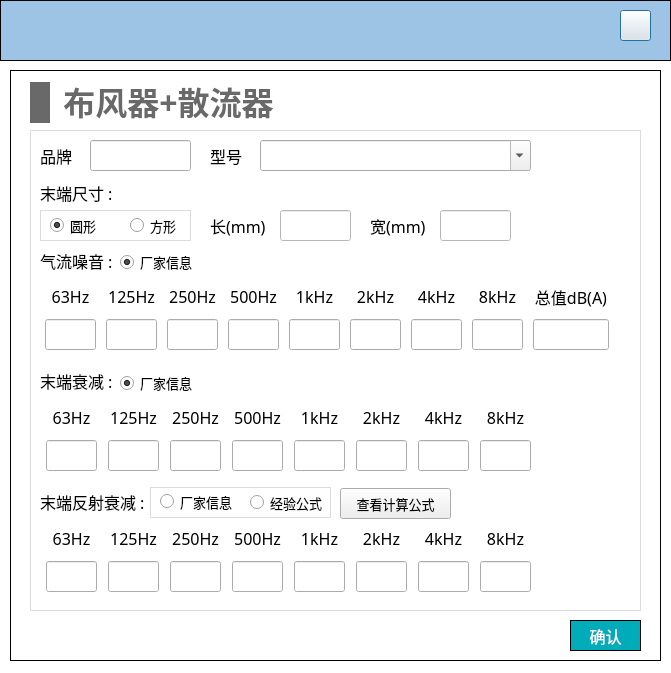
Before: the Qt Designer form NoiseCalSoft/inputDialog/dialog_air_diff.ui in haobana/NoiCal, drawn with Qt 5.
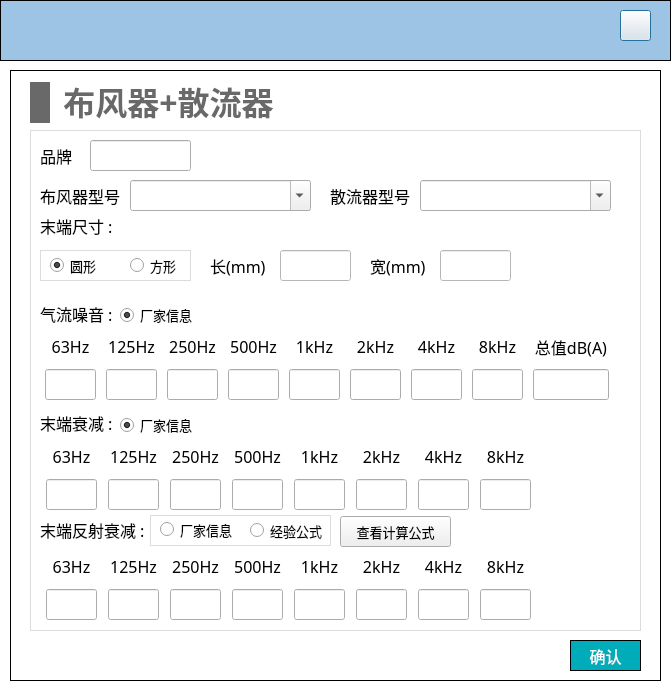
After: the same form once the commit is applied. Icons and pictures are not drawn.

Patch:
```diff
--- a/NoiseCalSoft/inputDialog/dialog_air_diff.ui
+++ b/NoiseCalSoft/inputDialog/dialog_air_diff.ui
@@ -7,7 +7,7 @@
     <x>0</x>
     <y>0</y>
     <width>671</width>
-    <height>673</height>
+    <height>695</height>
    </rect>
   </property>
   <property name="windowTitle">
@@ -71,7 +71,7 @@
      <x>10</x>
      <y>70</y>
      <width>651</width>
-     <height>591</height>
+     <height>611</height>
     </rect>
    </property>
    <property name="styleSheet">
@@ -86,7 +86,7 @@
       <x>20</x>
       <y>60</y>
       <width>611</width>
-      <height>481</height>
+      <height>501</height>
      </rect>
     </property>
     <property name="styleSheet">
@@ -123,9 +123,9 @@
     <widget class="QLabel" name="label_5">
      <property name="geometry">
       <rect>
-       <x>180</x>
-       <y>10</y>
-       <width>41</width>
+       <x>10</x>
+       <y>50</y>
+       <width>91</width>
        <height>31</height>
       </rect>
      </property>
@@ -136,7 +136,7 @@
       </font>
      </property>
      <property name="text">
-      <string>型号</string>
+      <string>布风器型号</string>
      </property>
     </widget>
     <widget class="QLineEdit" name="lineEdit_brand">
@@ -158,9 +158,9 @@
     <widget class="QComboBox" name="comboBox_model">
      <property name="geometry">
       <rect>
-       <x>230</x>
-       <y>10</y>
-       <width>271</width>
+       <x>100</x>
+       <y>50</y>
+       <width>181</width>
        <height>31</height>
       </rect>
      </property>
@@ -181,7 +181,7 @@
      <property name="geometry">
       <rect>
        <x>11</x>
-       <y>150</y>
+       <y>200</y>
        <width>581</width>
        <height>72</height>
       </rect>
@@ -736,7 +736,7 @@
      <property name="geometry">
       <rect>
        <x>10</x>
-       <y>110</y>
+       <y>163</y>
        <width>81</width>
        <height>41</height>
       </rect>
@@ -755,7 +755,7 @@
      <property name="geometry">
       <rect>
        <x>10</x>
-       <y>230</y>
+       <y>272</y>
        <width>81</width>
        <height>41</height>
       </rect>
@@ -774,7 +774,7 @@
      <property name="geometry">
       <rect>
        <x>11</x>
-       <y>271</y>
+       <y>310</y>
        <width>501</width>
        <height>72</height>
       </rect>
@@ -1269,7 +1269,7 @@
      <property name="geometry">
       <rect>
        <x>10</x>
-       <y>80</y>
+       <y>120</y>
        <width>151</width>
        <height>31</height>
       </rect>
@@ -1326,7 +1326,7 @@
      <property name="geometry">
       <rect>
        <x>170</x>
-       <y>80</y>
+       <y>120</y>
        <width>341</width>
        <height>41</height>
       </rect>
@@ -1456,7 +1456,7 @@
      <property name="geometry">
       <rect>
        <x>11</x>
-       <y>392</y>
+       <y>420</y>
        <width>501</width>
        <height>72</height>
       </rect>
@@ -1951,7 +1951,7 @@
      <property name="geometry">
       <rect>
        <x>10</x>
-       <y>351</y>
+       <y>379</y>
        <width>111</width>
        <height>41</height>
       </rect>
@@ -1970,7 +1970,7 @@
      <property name="geometry">
       <rect>
        <x>10</x>
-       <y>47</y>
+       <y>80</y>
        <width>81</width>
        <height>31</height>
       </rect>
@@ -1989,7 +1989,7 @@
      <property name="geometry">
       <rect>
        <x>90</x>
-       <y>117</y>
+       <y>170</y>
        <width>81</width>
        <height>30</height>
       </rect>
@@ -2011,7 +2011,7 @@
      <property name="geometry">
       <rect>
        <x>90</x>
-       <y>238</y>
+       <y>280</y>
        <width>81</width>
        <height>30</height>
       </rect>
@@ -2033,7 +2033,7 @@
      <property name="geometry">
       <rect>
        <x>120</x>
-       <y>357</y>
+       <y>385</y>
        <width>181</width>
        <height>31</height>
       </rect>
@@ -2087,7 +2087,7 @@
      <property name="geometry">
       <rect>
        <x>310</x>
-       <y>358</y>
+       <y>386</y>
        <width>111</width>
        <height>31</height>
       </rect>
@@ -2102,12 +2102,53 @@
       <string>查看计算公式</string>
      </property>
     </widget>
+    <widget class="QLabel" name="label_41">
+     <property name="geometry">
+      <rect>
+       <x>300</x>
+       <y>50</y>
+       <width>91</width>
+       <height>31</height>
+      </rect>
+     </property>
+     <property name="font">
+      <font>
+       <family>Microsoft YaHei</family>
+       <pointsize>-1</pointsize>
+      </font>
+     </property>
+     <property name="text">
+      <string>散流器型号</string>
+     </property>
+    </widget>
+    <widget class="QComboBox" name="comboBox_model_2">
+     <property name="geometry">
+      <rect>
+       <x>390</x>
+       <y>50</y>
+       <width>191</width>
+       <height>31</height>
+      </rect>
+     </property>
+     <property name="font">
+      <font>
+       <family>Microsoft YaHei</family>
+       <pointsize>-1</pointsize>
+      </font>
+     </property>
+     <property name="styleSheet">
+      <string notr="true">outline:none;</string>
+     </property>
+     <property name="editable">
+      <bool>true</bool>
+     </property>
+    </widget>
    </widget>
    <widget class="QPushButton" name="pushButton_confirm">
     <property name="geometry">
      <rect>
       <x>560</x>
-      <y>550</y>
+      <y>570</y>
       <width>71</width>
       <height>31</height>
      </rect>
```
